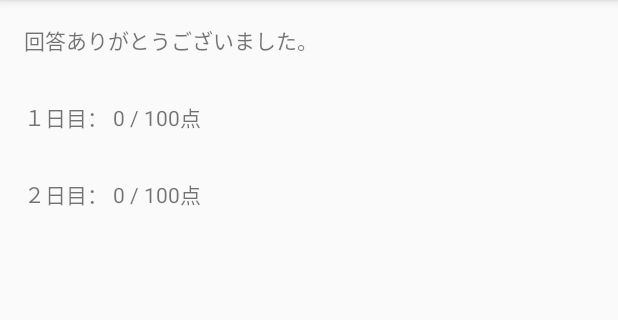
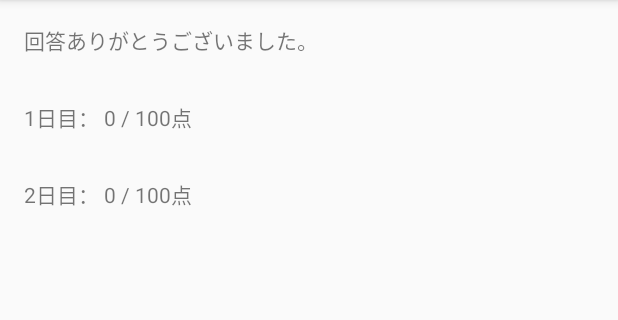
Before and after one commit to ncxx-sl-lab/SampleQuestion, an Android app: the QuestionDoneActivity screen opened directly, with no data from a screen before it, on a phone screen of 412 x 824 dp, the part 84-404 px from its top. Run offline under Robolectric (Android 15) with nearby library versions, the phone set to English and light mode, and no system bars.

Commit message:
[ modify ] 可変的な文字列をstrings.xmlで定義。
可変的な文字列をActivityに直接書かずに、strings.xmlに書き、参照できるように修正した。

```diff
--- a/app/src/main/java/com/example/andro/sample_question/QuestionDoneActivity.java
+++ b/app/src/main/java/com/example/andro/sample_question/QuestionDoneActivity.java
@@ -22,8 +22,12 @@ public class QuestionDoneActivity extends ActionBarActivity {
         // 得点の表示
         TextView firstDayScoreText = (TextView) findViewById(R.id.id_first_day_score_text);
         TextView secondDayScoreText = (TextView) findViewById(R.id.id_second_day_score_text);
-        firstDayScoreText.setText("１日目： " + firstDayScore + " / 100点");
-        secondDayScoreText.setText("２日目： " + secondDayScore + " / 100点");
+
+        // 可変的な文字列をstrings.xmlから利用する方法と、Javaで変数と文字列を組み合わせて書く方法、敢えて二つ書きました。
+        // 前者の方が保守性が高いため、推奨されている書き方です。
+        int maxScore = getResources().getInteger(R.integer.default_max_score);
+        firstDayScoreText.setText(getString(R.string.str_day_score_text ,1 ,firstDayScore, maxScore));
+        secondDayScoreText.setText("2日目： " + secondDayScore + " / 100点");
     }
 
     // 保存データの読み込み
--- a/app/src/main/java/com/example/andro/sample_question/SecondActivity.java
+++ b/app/src/main/java/com/example/andro/sample_question/SecondActivity.java
@@ -196,7 +196,6 @@ public class SecondActivity extends ActionBarActivity {
         Intent secondToMain = new Intent(this, MainActivity.class);
         secondToMain.putExtra("FIRST_DAY_ANSWER", firstDayAnsweredCount);
         startActivity(secondToMain);
-        android.util.Log.i("", "１日目の終了ボタン押した時：" + String.valueOf(firstDayTotalScore));
     }
 
     // データの保存
--- a/app/src/main/res/values/strings.xml
+++ b/app/src/main/res/values/strings.xml
@@ -35,5 +35,11 @@
     <string name="text_second_day_done">２日目のアンケートに回答する</string>
     <string name="text_question_done">アンケートの集計が完了しました！</string>
 
+    <!--可変的な静的リソース（文字列）の書き方-->
+    <string name="str_day_score_text">%1$d日目： %2$d / %3$d点</string>
+
+    <!--文字列だけでなく数値も定義できます-->
+    <integer name="default_max_score">100</integer>
+
     <string name="action_settings">Settings</string>
 </resources>
```
Also changed, not shown: 2 other files.
